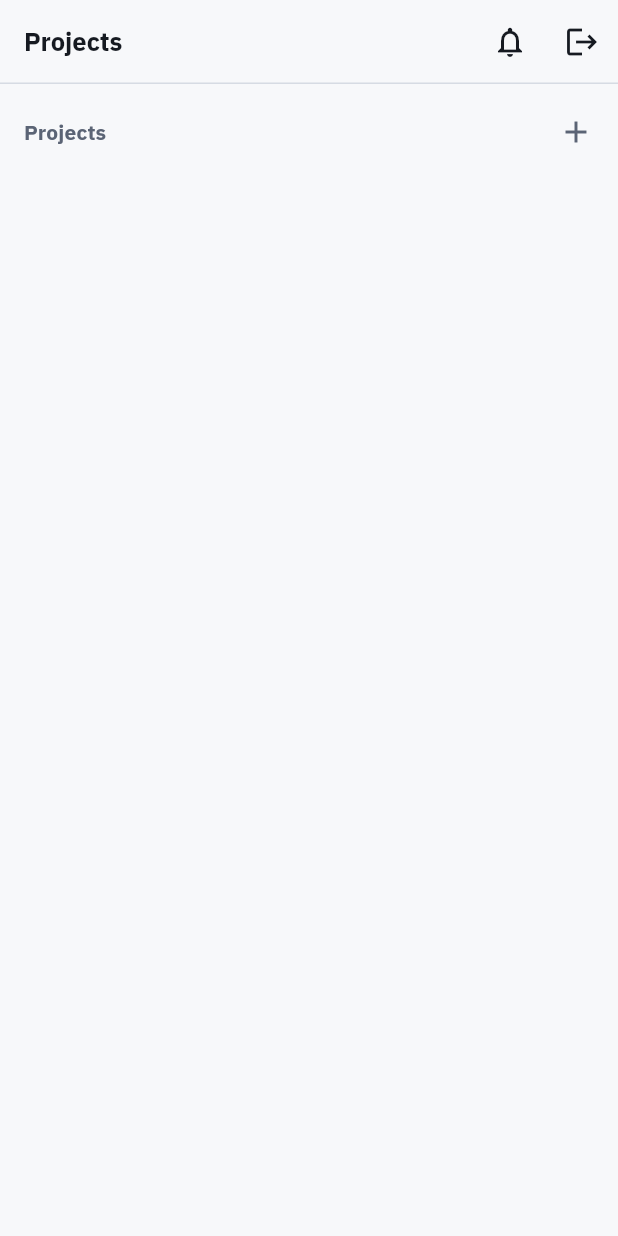
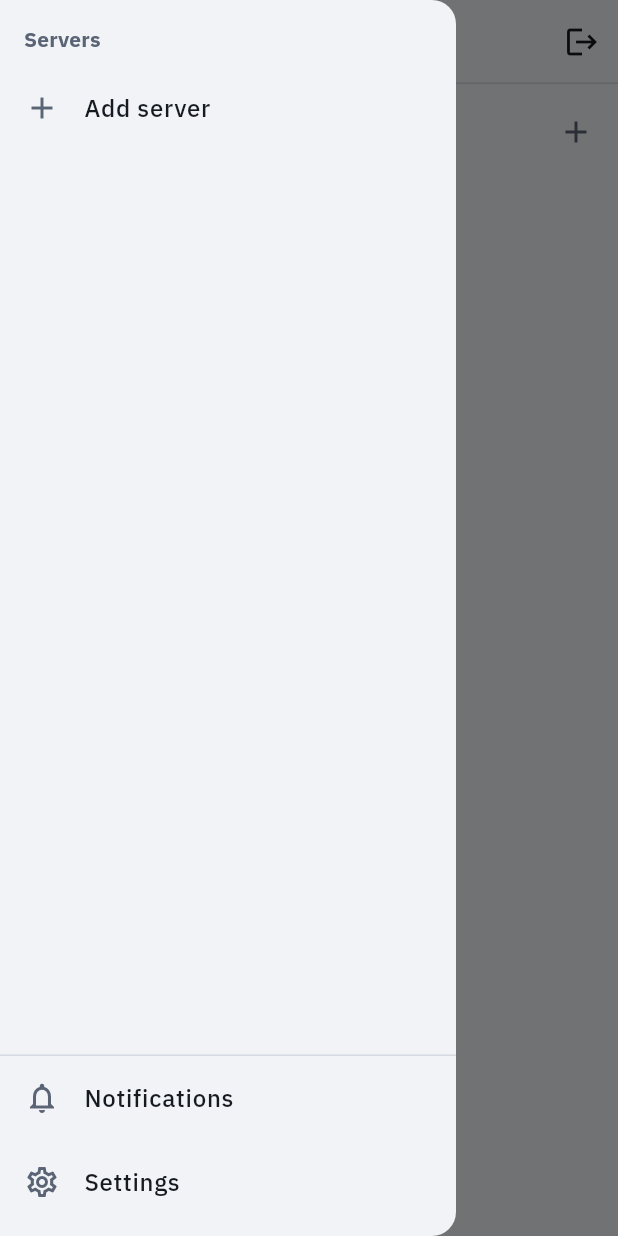
Before and after one commit to chaki1019/opencode-client, a Flutter app: the ProjectsScreen screen opened by its route, with the side drawer open (before the commit the screen has no drawer), on a phone screen of 412 x 824 dp. Run offline on Flutter 3.47's test engine with Material 3 defaults, Android fonts, the phone set to English and light mode, and no system bars; our stand-ins replace dio, firebase_core, firebase_messaging, flutter_markdown_plus, flutter_riverpod, flutter_secure_storage and 4 more; missing offline and left inert: nsd, xterm; accounts and stored records are empty; statements that could not run were skipped; project files that could hold a hidden picture were left out.

Commit message:
Add a side drawer with server switching and an app settings page
The project list gets a menu button that opens a drawer: saved servers
on top (tap to switch, one connection at a time) with "Add server",
and Notifications and Settings at the bottom. The notification bell
moves from the header into the drawer.

Settings is a full page for appearance (system/light/dark) and
language (system/Japanese/English), stored on the device and applied
right away.

Co-Authored-By: Claude Opus 5.5 (1M context) <noreply@anthropic.com>
Claude-Session: https://claude.ai/code/session_015JuM9r3isJtytEqpntHKcx

```diff
--- a/lib/app/router.dart
+++ b/lib/app/router.dart
@@ -9,6 +9,7 @@ import '../features/connection/connection_providers.dart';
 import '../features/connection/connection_screen.dart';
 import '../features/projects/projects_screen.dart';
 import '../features/push/push_settings_screen.dart';
+import '../features/settings/settings_screen.dart';
 import '../features/sessions/sessions_screen.dart';
 
 /// go_router 18 only recognizes `material_ui`'s MaterialApp and otherwise
@@ -29,6 +30,8 @@ final routerProvider = Provider<GoRouter>((ref) {
     redirect: (context, state) {
       final connected = ref.read(connectionProvider) != null;
       final atConnect = state.matchedLocation == '/';
+      // App settings do not need a server.
+      if (state.matchedLocation == '/settings') return null;
       if (!connected && !atConnect) return '/';
       if (connected && atConnect) return '/projects';
       return null;
@@ -62,6 +65,15 @@ final routerProvider = Provider<GoRouter>((ref) {
         ],
       ),
       GoRoute(
+        path: '/add-server',
+        pageBuilder: (context, state) =>
+            _page(state, const ConnectionScreen(adding: true)),
+      ),
+      GoRoute(
+        path: '/settings',
+        pageBuilder: (context, state) => _page(state, const SettingsScreen()),
+      ),
+      GoRoute(
         path: '/push',
         pageBuilder: (context, state) =>
             _page(state, const PushSettingsScreen()),
--- /dev/null
+++ b/lib/features/projects/app_drawer.dart
@@ -0,0 +1,171 @@
+import 'package:flutter/material.dart';
+import 'package:flutter_riverpod/flutter_riverpod.dart';
+import 'package:go_router/go_router.dart';
+
+import '../../app/theme.dart';
+import '../../core/models/server_config.dart';
+import '../../l10n/l10n.dart';
+import '../connection/connection_providers.dart';
+import '../live/live_widgets.dart';
+
+/// The project list's side menu: servers to switch between on top, app
+/// settings at the bottom. One server is connected at a time.
+class AppDrawer extends ConsumerStatefulWidget {
+  const AppDrawer({super.key});
+
+  @override
+  ConsumerState<AppDrawer> createState() => _AppDrawerState();
+}
+
+class _AppDrawerState extends ConsumerState<AppDrawer> {
+  /// The server being connected to, while it is.
+  String? _switching;
+
+  Future<void> _switchTo(ServerConfig server) async {
+    final messenger = ScaffoldMessenger.of(context);
+    final navigator = Navigator.of(context);
+    final l10n = context.l10n;
+    setState(() => _switching = server.id);
+    try {
+      await ref.read(connectionProvider.notifier).connectSaved(server);
+      if (mounted) navigator.pop();
+    } catch (e) {
+      messenger
+        ..hideCurrentSnackBar()
+        ..showSnackBar(
+          SnackBar(
+            content: Text(
+              l10n.serverSwitchFailed(server.displayName, l10n.connectError(e)),
+            ),
+          ),
+        );
+    } finally {
+      if (mounted) setState(() => _switching = null);
+    }
+  }
+
+  /// Closes the drawer first so coming back shows the list, not the menu.
+  void _open(String location) {
+    Navigator.of(context).pop();
+    context.push(location);
+  }
+
+  @override
+  Widget build(BuildContext context) {
+    final l10n = context.l10n;
+    final theme = Theme.of(context);
+    final current = ref.watch(connectionProvider)?.server;
+    final saved = ref.watch(savedServersProvider).value ?? const [];
+    // A server connected without saving is still listed while it is open.
+    final servers = [
+      if (current != null && !saved.any((s) => s.id == current.id)) current,
+      ...saved,
+    ];
+    return Drawer(
+      child: SafeArea(
+        child: Column(
+          crossAxisAlignment: CrossAxisAlignment.stretch,
+          children: [
+            Padding(
+              padding: const EdgeInsets.fromLTRB(16, 16, 16, 8),
+              child: Text(
+                l10n.servers,
+                style: theme.textTheme.titleSmall?.copyWith(
+                  color: theme.colorScheme.onSurfaceVariant,
+                  fontWeight: FontWeight.w600,
+                ),
+              ),
+            ),
+            Expanded(
+              child: ListView(
+                padding: EdgeInsets.zero,
+                children: [
+                  for (final server in servers)
+                    _ServerTile(
+                      server: server,
+                      isCurrent: server.id == current?.id,
+                      isSwitching: server.id == _switching,
+                      onTap: server.id == current?.id
+                          ? () => Navigator.of(context).pop()
+                          : _switching != null
+                          ? () {}
+                          : () => _switchTo(server),
+                    ),
+                  ListTile(
+                    key: const Key('add-server'),
+                    leading: const Icon(Icons.add),
+                    title: Text(l10n.addServer),
+                    onTap: () => _open('/add-server'),
+                  ),
+                ],
+              ),
+            ),
+            const Divider(),
+            ListTile(
+              key: const Key('push-settings'),
+              leading: const Icon(Icons.notifications_outlined),
+              title: Text(l10n.pushTitle),
+              onTap: () => _open('/push'),
+            ),
+            ListTile(
+              key: const Key('app-settings'),
+              leading: const Icon(Icons.settings_outlined),
+              title: Text(l10n.settingsTitle),
+              onTap: () => _open('/settings'),
+            ),
+            const SizedBox(height: 8),
+          ],
+        ),
+      ),
+    );
+  }
+}
+
+class _ServerTile extends StatelessWidget {
+  const _ServerTile({
+    required this.server,
+    required this.isCurrent,
+    required this.isSwitching,
+    required this.onTap,
+  });
+
+  final ServerConfig server;
+  final bool isCurrent;
+  final bool isSwitching;
+  final VoidCallback onTap;
+
+  @override
+  Widget build(BuildContext context) {
+    final theme = Theme.of(context);
+    final scheme = theme.colorScheme;
+    return ListTile(
+      key: Key('drawer-server-${server.id}'),
+      selected: isCurrent,
+      leading: const Icon(Icons.dns_outlined),
+      title: Text(
+        server.displayName,
+        maxLines: 1,
+        overflow: TextOverflow.ellipsis,
+        style: const TextStyle(fontWeight: FontWeight.w600),
+      ),
+      subtitle: Text(
+        server.baseUrl,
+        maxLines: 1,
+        overflow: TextOverflow.ellipsis,
+        style: theme.textTheme.bodySmall?.copyWith(
+          fontFamily: AppFonts.mono,
+          color: scheme.onSurfaceVariant,
+        ),
+      ),
+      trailing: isSwitching
+          ? const SizedBox.square(
+              dimension: 18,
+              child: CircularProgressIndicator(strokeWidth: 2),
+            )
+          : isCurrent
+          ? LiveDot(size: 8, color: AppColors.of(context).success, pulse: false)
+          : null,
+      onTap: onTap,
+    );
+  }
+}
--- a/lib/features/projects/projects_screen.dart
+++ b/lib/features/projects/projects_screen.dart
@@ -8,15 +8,19 @@ import '../../core/models/project.dart';
 import '../../l10n/l10n.dart';
 import '../connection/connection_providers.dart';
 import '../live/live_widgets.dart';
+import 'app_drawer.dart';
 import 'folder_picker_sheet.dart';
 import 'project_providers.dart';
 
 class ProjectsScreen extends ConsumerWidget {
   const ProjectsScreen({super.key});
 
-  /// Leading edge shared by the title, the section header and the project
-  /// list card.
+  /// Leading edge shared by the section header and the project list card.
   static const double _edge = 16;
+
+  /// Where the title starts after the menu button (its default width plus
+  /// the theme's title spacing), so the version line sits under it.
+  static const double _titleStart = kToolbarHeight + 4;
 
   @override
   Widget build(BuildContext context, WidgetRef ref) {
@@ -33,21 +37,22 @@ class ProjectsScreen extends ConsumerWidget {
         if (!didPop) SystemNavigator.pop();
       },
       child: Scaffold(
+        // Only this root screen has the drawer, so its edge swipe never
+        // competes with the iOS swipe back on the screens above it.
+        drawer: const AppDrawer(),
         appBar: AppBar(
-          // Root screen with no back button: line the title up with the
-          // project list's leading edge instead of the theme's tight spacing.
           // The connect screen sits underneath, so AppBar would otherwise
           // add a back button that the PopScope below swallows.
-          automaticallyImplyLeading: false,
-          titleSpacing: _edge,
+          leading: Builder(
+            builder: (context) => IconButton(
+              key: const Key('open-drawer'),
+              tooltip: MaterialLocalizations.of(context).openAppDrawerTooltip,
+              icon: const Icon(Icons.menu),
+              onPressed: () => Scaffold.of(context).openDrawer(),
+            ),
+          ),
           title: Text(connection?.server.displayName ?? context.l10n.projects),
           actions: [
-            IconButton(
-              key: const Key('push-settings'),
-              tooltip: context.l10n.pushTitle,
-              icon: const Icon(Icons.notifications_outlined),
-              onPressed: () => context.push('/push'),
-            ),
             IconButton(
               tooltip: context.l10n.disconnect,
               icon: const Icon(Icons.logout),
@@ -60,7 +65,7 @@ class ProjectsScreen extends ConsumerWidget {
               : PreferredSize(
                   preferredSize: const Size.fromHeight(20),
                   child: Padding(
-                    padding: const EdgeInsets.fromLTRB(_edge, 0, 16, 6),
+                    padding: const EdgeInsets.fromLTRB(_titleStart, 0, 16, 6),
                     child: Row(
                       children: [
                         LiveDot(
--- /dev/null
+++ b/lib/features/settings/settings_providers.dart
@@ -0,0 +1,42 @@
+import 'package:flutter/material.dart';
+import 'package:flutter_riverpod/flutter_riverpod.dart';
+
+import '../../core/storage/settings_store.dart';
+
+final settingsStoreProvider = Provider<SettingsStore>((ref) => SettingsStore());
+
+/// Starts from the defaults (system theme and language) and switches to the
+/// stored values once they are read, so the first frame never waits on
+/// storage.
+class SettingsNotifier extends Notifier<AppSettings> {
+  SettingsStore get _store => ref.read(settingsStoreProvider);
+
+  /// Set once the user changes something, so a slow initial read does not
+  /// overwrite it.
+  bool _changed = false;
+
+  @override
+  AppSettings build() {
+    _store.load().then((stored) {
+      if (!_changed && ref.mounted) state = stored;
+    });
+    return const AppSettings();
+  }
+
+  Future<void> setThemeMode(ThemeMode mode) =>
+      _update(state.copyWith(themeMode: mode));
+
+  /// [code] is `ja`, `en`, or null to follow the device.
+  Future<void> setLanguage(String? code) =>
+      _update(state.copyWith(language: () => code));
+
+  Future<void> _update(AppSettings settings) async {
+    _changed = true;
+    state = settings;
+    await _store.save(settings);
+  }
+}
+
+final settingsProvider = NotifierProvider<SettingsNotifier, AppSettings>(
+  SettingsNotifier.new,
+);
--- a/lib/l10n/app_en.arb
+++ b/lib/l10n/app_en.arb
@@ -451,5 +451,15 @@
   "pushOpen": "Open",
   "pushDefaultTitle": "OpenCode",
   "pushOpenFailed": "Couldn't open the session: {error}",
-  "@pushOpenFailed": {"placeholders": {"error": {}}}
+  "@pushOpenFailed": {"placeholders": {"error": {}}},
+  "servers": "Servers",
+  "addServer": "Add server",
+  "serverSwitchFailed": "Couldn't connect to {name}: {error}",
+  "@serverSwitchFailed": {"placeholders": {"name": {"type": "String"}, "error": {"type": "String"}}},
+  "settingsTitle": "Settings",
+  "settingsAppearance": "Appearance",
+  "settingsLanguage": "Language",
+  "settingsFollowSystem": "Use system setting",
+  "themeLight": "Light",
+  "themeDark": "Dark"
 }
--- a/lib/l10n/app_localizations.dart
+++ b/lib/l10n/app_localizations.dart
@@ -1405,6 +1405,60 @@ abstract class AppLocalizations {
   /// In en, this message translates to:
   /// **'Couldn\'t open the session: {error}'**
   String pushOpenFailed(Object error);
+
+  /// No description provided for @servers.
+  ///
+  /// In en, this message translates to:
+  /// **'Servers'**
+  String get servers;
+
+  /// No description provided for @addServer.
+  ///
+  /// In en, this message translates to:
+  /// **'Add server'**
+  String get addServer;
+
+  /// No description provided for @serverSwitchFailed.
+  ///
+  /// In en, this message translates to:
+  /// **'Couldn\'t connect to {name}: {error}'**
+  String serverSwitchFailed(String name, String error);
+
+  /// No description provided for @settingsTitle.
+  ///
+  /// In en, this message translates to:
+  /// **'Settings'**
+  String get settingsTitle;
+
+  /// No description provided for @settingsAppearance.
+  ///
+  /// In en, this message translates to:
+  /// **'Appearance'**
+  String get settingsAppearance;
+
+  /// No description provided for @settingsLanguage.
+  ///
+  /// In en, this message translates to:
+  /// **'Language'**
+  String get settingsLanguage;
+
+  /// No description provided for @settingsFollowSystem.
+  ///
+  /// In en, this message translates to:
+  /// **'Use system setting'**
+  String get settingsFollowSystem;
+
+  /// No description provided for @themeLight.
+  ///
+  /// In en, this message translates to:
+  /// **'Light'**
+  String get themeLight;
+
+  /// No description provided for @themeDark.
+  ///
+  /// In en, this message translates to:
+  /// **'Dark'**
+  String get themeDark;
 }
 
 class _AppLocalizationsDelegate
--- a/lib/main.dart
+++ b/lib/main.dart
@@ -6,6 +6,7 @@ import 'package:flutter_riverpod/flutter_riverpod.dart';
 import 'app/router.dart';
 import 'app/theme.dart';
 import 'features/push/push_providers.dart';
+import 'features/settings/settings_providers.dart';
 import 'l10n/l10n.dart';
 
 void main() {
@@ -29,11 +30,14 @@ class OpenCodeMobileApp extends ConsumerWidget {
   @override
   Widget build(BuildContext context, WidgetRef ref) {
     ref.watch(pushCoordinatorProvider);
+    final settings = ref.watch(settingsProvider);
     return MaterialApp.router(
       title: 'OpenCode Mobile',
       scaffoldMessengerKey: ref.watch(scaffoldMessengerKeyProvider),
       theme: AppTheme.light,
       darkTheme: AppTheme.dark,
+      themeMode: settings.themeMode,
+      locale: settings.locale,
       localizationsDelegates: AppLocalizations.localizationsDelegates,
       supportedLocales: AppLocalizations.supportedLocales,
       routerConfig: ref.watch(routerProvider),
```
Also changed, not shown: lib/core/storage/settings_store.dart (added, +53 -0 lines), lib/features/connection/connection_screen.dart (+20 -16 lines), lib/features/settings/settings_screen.dart (added, +94 -0 lines), lib/l10n/app_ja.arb (+10 -1 lines), lib/l10n/app_localizations_en.dart (+29 -0 lines), lib/l10n/app_localizations_ja.dart (+29 -0 lines), lib/l10n/l10n.dart (+12 -0 lines), 3 other files.
